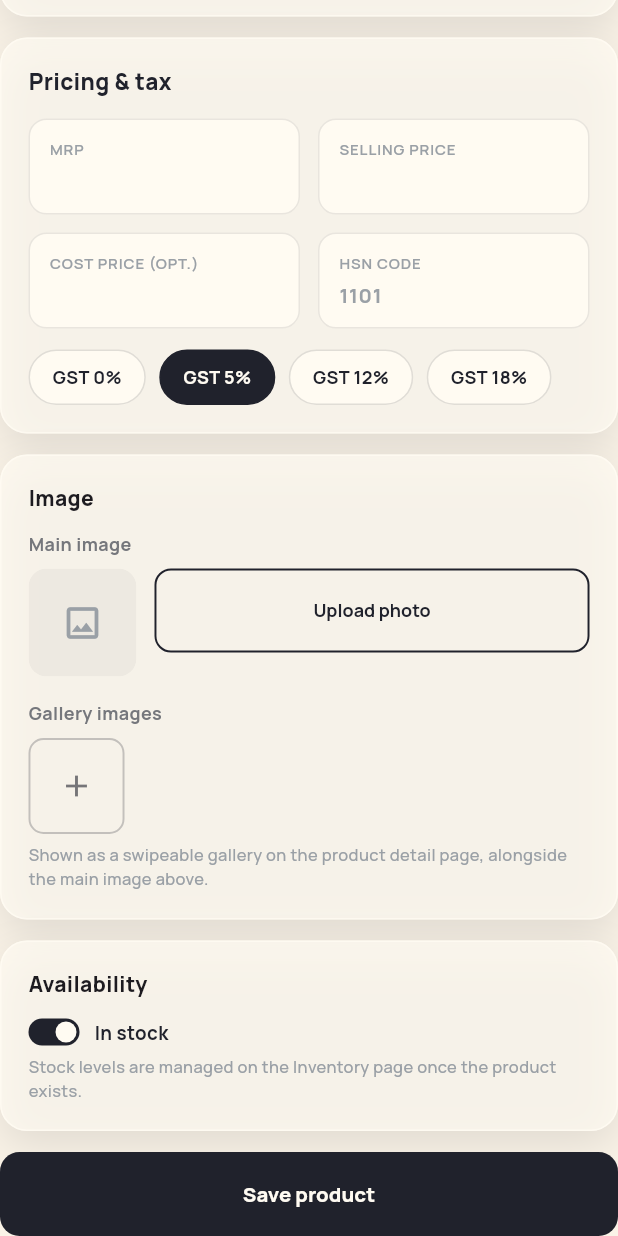
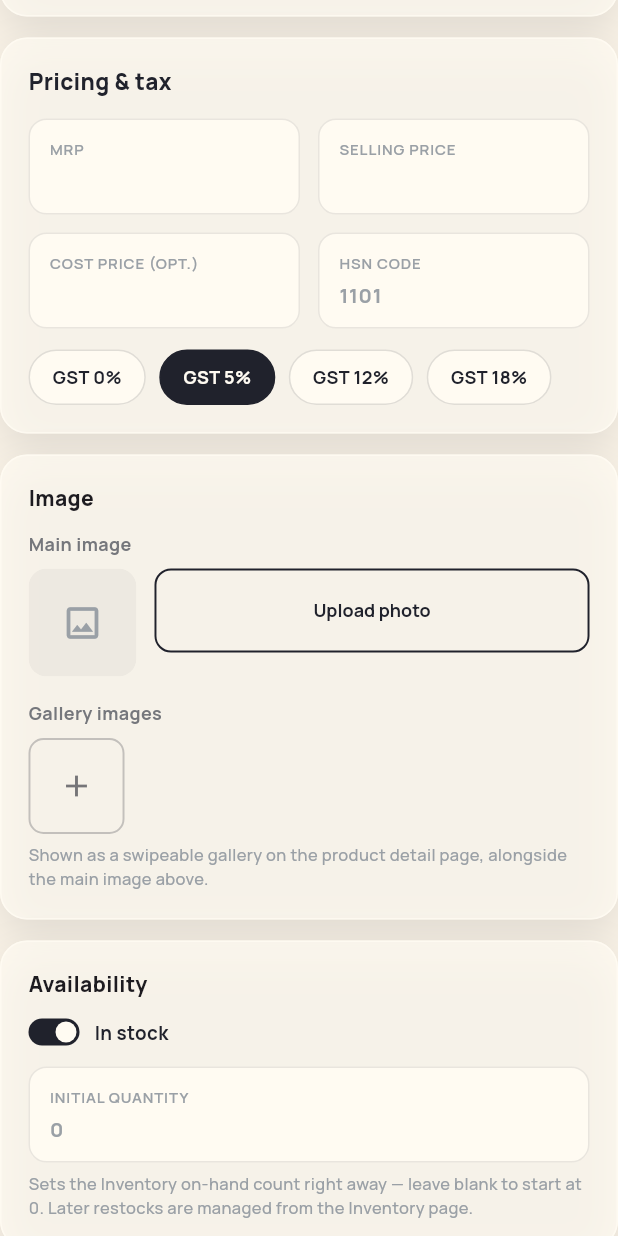
Before and after one commit to HimanshuSwami-Developer/delivery_fe, a Flutter app: the AdminProductNewView widget shown alone on an empty page, opened directly, scrolled down 468 dp, on a phone screen of 412 x 824 dp. Run offline on Flutter 3.47's test engine with Material 3 defaults, Android fonts, the phone set to English and light mode, and no system bars; our stand-ins replace dio, equatable, firebase_core, firebase_messaging, flutter_bloc, flutter_local_notifications and 12 more; missing offline and left inert: dart:js_interop; accounts and stored records are empty; network calls fail.

Commit message:
feat: add initial stock input field for new product creation in admin panel

```diff
--- a/lib/features/basket_admin/presentation/screens/admin_product_new_view.dart
+++ b/lib/features/basket_admin/presentation/screens/admin_product_new_view.dart
@@ -39,6 +39,7 @@ class _AdminProductNewViewState extends State<AdminProductNewView> {
   late final _mrp = TextEditingController(text: _editing == null ? '' : '${_editing.mrp}');
   late final _price = TextEditingController(text: _editing == null ? '' : '${_editing.price}');
   late final _costPrice = TextEditingController();
+  late final _initialStock = TextEditingController();
   late String _mainImageUrl = _editing?.mainImageUrl ?? '';
 
   int? _categoryId;
@@ -82,6 +83,7 @@ class _AdminProductNewViewState extends State<AdminProductNewView> {
     _mrp.dispose();
     _price.dispose();
     _costPrice.dispose();
+    _initialStock.dispose();
     super.dispose();
   }
 
@@ -114,6 +116,9 @@ class _AdminProductNewViewState extends State<AdminProductNewView> {
         'gst_slab': _gstSlab,
         'is_out_of_stock': _outOfStock,
         'main_image_url': _mainImageUrl,
+        // Only meaningful at creation — the backend ignores it on update,
+        // since editing stock afterward goes through the Inventory screen.
+        if (_editing == null) 'initial_stock': int.tryParse(_initialStock.text.trim()) ?? 0,
       };
       final product = _editing == null
           ? await cubit.createProduct(data)
@@ -294,11 +299,28 @@ class _AdminProductNewViewState extends State<AdminProductNewView> {
                           ],
                         ),
                       ),
-                      const SizedBox(height: 6),
-                      Text(
-                        'Stock levels are managed on the Inventory page once the product exists.',
-                        style: GoogleFonts.manrope(fontSize: 11, fontWeight: FontWeight.w500, height: 1.5, color: AdminColors.faint),
-                      ),
+                      if (_editing == null) ...[
+                        const SizedBox(height: 14),
+                        AdminEditField(
+                          label: 'Initial quantity',
+                          controller: _initialStock,
+                          hint: '0',
+                          keyboardType: TextInputType.number,
+                          inputFormatters: [FilteringTextInputFormatter.digitsOnly],
+                        ),
+                        const SizedBox(height: 6),
+                        Text(
+                          'Sets the Inventory on-hand count right away — leave blank to start at 0. '
+                          'Later restocks are managed from the Inventory page.',
+                          style: GoogleFonts.manrope(fontSize: 11, fontWeight: FontWeight.w500, height: 1.5, color: AdminColors.faint),
+                        ),
+                      ] else ...[
+                        const SizedBox(height: 6),
+                        Text(
+                          'Stock levels are managed on the Inventory page.',
+                          style: GoogleFonts.manrope(fontSize: 11, fontWeight: FontWeight.w500, height: 1.5, color: AdminColors.faint),
+                        ),
+                      ],
                     ],
                   ),
                 ),
```
Also changed, not shown: 1 other file.
